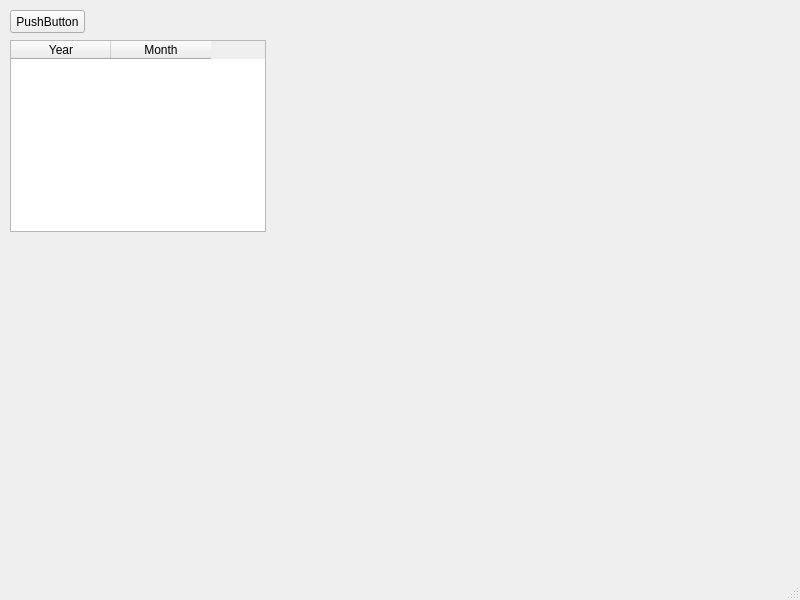
Before: the Qt Designer form ui/mainwindow.ui in FoxMD/Finance, drawn with Qt 5.
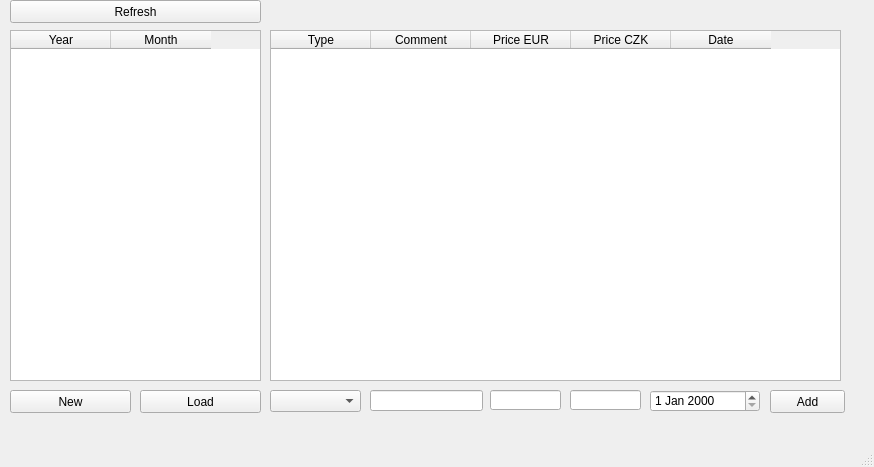
After: the same form once the commit is applied.

```diff
--- a/ui/mainwindow.ui
+++ b/ui/mainwindow.ui
@@ -6,8 +6,8 @@
    <rect>
     <x>0</x>
     <y>0</y>
-    <width>800</width>
-    <height>600</height>
+    <width>874</width>
+    <height>467</height>
    </rect>
   </property>
   <property name="windowTitle">
@@ -18,22 +18,22 @@
     <property name="geometry">
      <rect>
       <x>10</x>
-      <y>10</y>
-      <width>75</width>
+      <y>0</y>
+      <width>251</width>
       <height>23</height>
      </rect>
     </property>
     <property name="text">
-     <string>PushButton</string>
+     <string>Refresh</string>
     </property>
    </widget>
    <widget class="QTableWidget" name="tableWidget">
     <property name="geometry">
      <rect>
       <x>10</x>
-      <y>40</y>
-      <width>256</width>
-      <height>192</height>
+      <y>30</y>
+      <width>251</width>
+      <height>351</height>
      </rect>
     </property>
     <column>
@@ -47,6 +47,130 @@
      </property>
     </column>
    </widget>
+   <widget class="QPushButton" name="pushButton_2">
+    <property name="geometry">
+     <rect>
+      <x>10</x>
+      <y>390</y>
+      <width>121</width>
+      <height>23</height>
+     </rect>
+    </property>
+    <property name="text">
+     <string>New</string>
+    </property>
+   </widget>
+   <widget class="QPushButton" name="pushButton_3">
+    <property name="geometry">
+     <rect>
+      <x>140</x>
+      <y>390</y>
+      <width>121</width>
+      <height>23</height>
+     </rect>
+    </property>
+    <property name="text">
+     <string>Load</string>
+    </property>
+   </widget>
+   <widget class="QTableWidget" name="tableWidget_2">
+    <property name="geometry">
+     <rect>
+      <x>270</x>
+      <y>30</y>
+      <width>571</width>
+      <height>351</height>
+     </rect>
+    </property>
+    <column>
+     <property name="text">
+      <string>Type</string>
+     </property>
+    </column>
+    <column>
+     <property name="text">
+      <string>Comment</string>
+     </property>
+    </column>
+    <column>
+     <property name="text">
+      <string>Price EUR</string>
+     </property>
+    </column>
+    <column>
+     <property name="text">
+      <string>Price CZK</string>
+     </property>
+    </column>
+    <column>
+     <property name="text">
+      <string>Date</string>
+     </property>
+    </column>
+   </widget>
+   <widget class="QPushButton" name="pushButton_4">
+    <property name="geometry">
+     <rect>
+      <x>770</x>
+      <y>390</y>
+      <width>75</width>
+      <height>23</height>
+     </rect>
+    </property>
+    <property name="text">
+     <string>Add</string>
+    </property>
+   </widget>
+   <widget class="QComboBox" name="comboBox">
+    <property name="geometry">
+     <rect>
+      <x>270</x>
+      <y>390</y>
+      <width>91</width>
+      <height>22</height>
+     </rect>
+    </property>
+   </widget>
+   <widget class="QLineEdit" name="lineEdit">
+    <property name="geometry">
+     <rect>
+      <x>370</x>
+      <y>390</y>
+      <width>113</width>
+      <height>21</height>
+     </rect>
+    </property>
+   </widget>
+   <widget class="QLineEdit" name="lineEdit_2">
+    <property name="geometry">
+     <rect>
+      <x>490</x>
+      <y>390</y>
+      <width>71</width>
+      <height>20</height>
+     </rect>
+    </property>
+   </widget>
+   <widget class="QLineEdit" name="lineEdit_3">
+    <property name="geometry">
+     <rect>
+      <x>570</x>
+      <y>390</y>
+      <width>71</width>
+      <height>20</height>
+     </rect>
+    </property>
+   </widget>
+   <widget class="QDateEdit" name="dateEdit">
+    <property name="geometry">
+     <rect>
+      <x>650</x>
+      <y>390</y>
+      <width>110</width>
+      <height>22</height>
+     </rect>
+    </property>
+   </widget>
   </widget>
   <widget class="QMenuBar" name="menubar">
    <property name="geometry">
```
Left out of the diff: 4 changed lines with no effect on the pictures.
